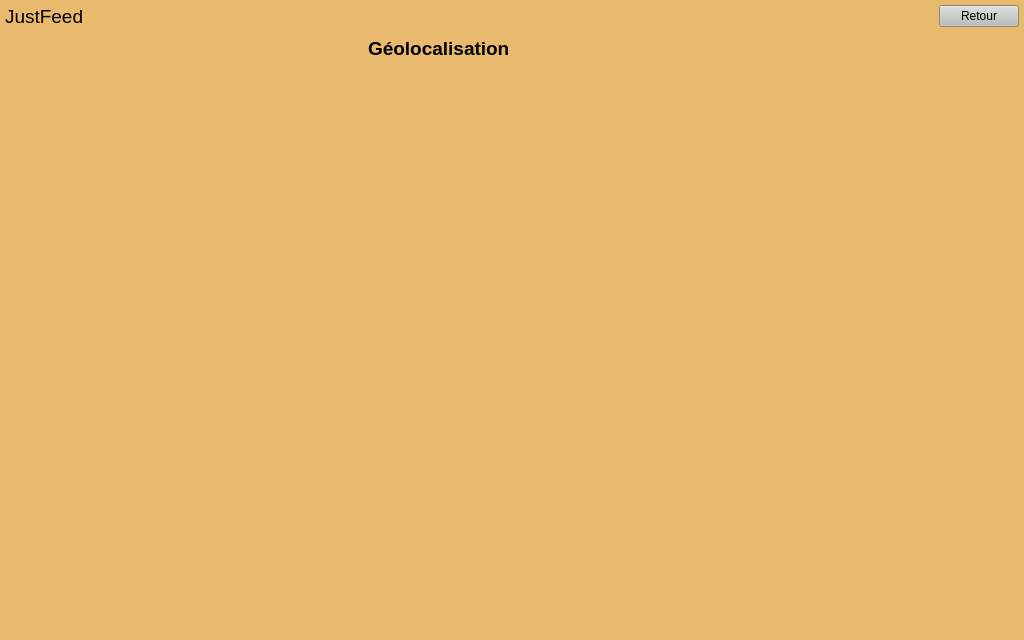
The window that just-feed/ihmjustfeed.ui (btssn-lasalle-84/just-feed-2022) describes before a commit, drawn with Qt 5.
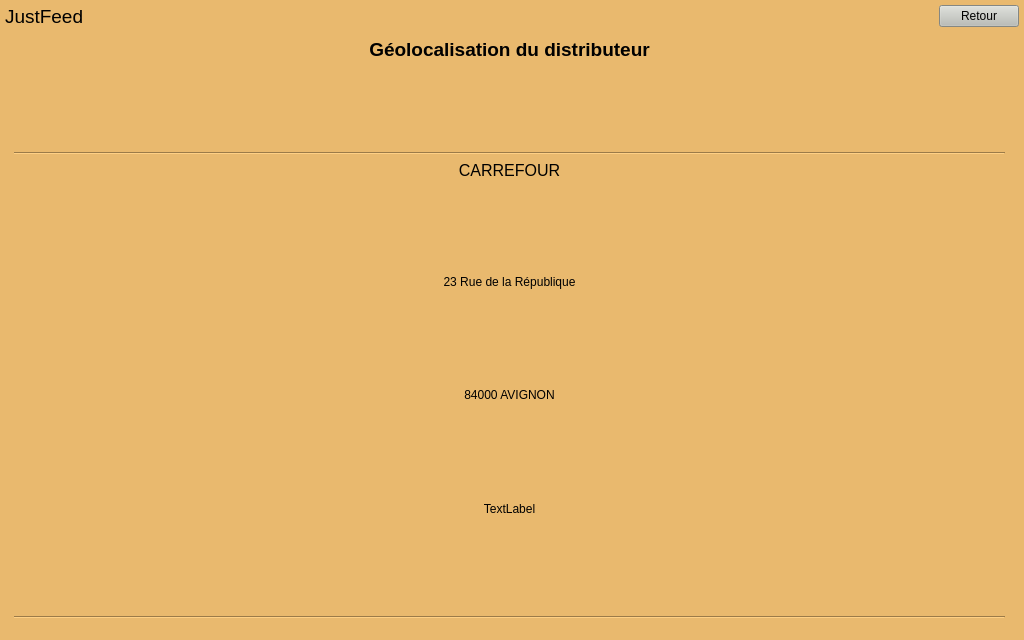
The same window after the commit. The open tabs and pages were chosen to show the change.

Commit message: JFEED22-10 Modifie la page intervention et la page géolocalisation

The edit to the form file:
```diff
--- a/just-feed/ihmjustfeed.ui
+++ b/just-feed/ihmjustfeed.ui
@@ -1493,25 +1493,111 @@
        </widget>
       </widget>
       <widget class="QWidget" name="pageGeolocalisation">
-       <widget class="QLabel" name="labelGeolocalisationDistributeur">
+       <widget class="QWidget" name="verticalLayoutWidget_2">
         <property name="geometry">
          <rect>
-          <x>363</x>
-          <y>9</y>
-          <width>151</width>
-          <height>22</height>
+          <x>9</x>
+          <y>10</y>
+          <width>991</width>
+          <height>581</height>
          </rect>
         </property>
-        <property name="font">
-         <font>
-          <pointsize>14</pointsize>
-          <weight>75</weight>
-          <bold>true</bold>
-         </font>
-        </property>
-        <property name="text">
-         <string>Géolocalisation</string>
-        </property>
+        <layout class="QVBoxLayout" name="verticalLayout_2">
+         <item>
+          <widget class="QLabel" name="labelGeolocalisation">
+           <property name="font">
+            <font>
+             <pointsize>14</pointsize>
+             <weight>75</weight>
+             <bold>true</bold>
+            </font>
+           </property>
+           <property name="text">
+            <string>Géolocalisation du distributeur</string>
+           </property>
+           <property name="alignment">
+            <set>Qt::AlignHCenter|Qt::AlignTop</set>
+           </property>
+          </widget>
+         </item>
+         <item>
+          <widget class="Line" name="lineTitreGeolocalisation">
+           <property name="orientation">
+            <enum>Qt::Horizontal</enum>
+           </property>
+          </widget>
+         </item>
+         <item>
+          <widget class="QLabel" name="labelNomGeolocalisation">
+           <property name="font">
+            <font>
+             <pointsize>12</pointsize>
+            </font>
+           </property>
+           <property name="text">
+            <string>CARREFOUR</string>
+           </property>
+           <property name="alignment">
+            <set>Qt::AlignHCenter|Qt::AlignTop</set>
+           </property>
+          </widget>
+         </item>
+         <item>
+          <widget class="QLabel" name="labelAdresseGeolocalisation">
+           <property name="text">
+            <string>23 Rue de la République</string>
+           </property>
+           <property name="alignment">
+            <set>Qt::AlignHCenter|Qt::AlignTop</set>
+           </property>
+          </widget>
+         </item>
+         <item>
+          <widget class="QLabel" name="labelVilleGeolocalisation">
+           <property name="text">
+            <string>84000 AVIGNON</string>
+           </property>
+           <property name="alignment">
+            <set>Qt::AlignHCenter|Qt::AlignTop</set>
+           </property>
+          </widget>
+         </item>
+         <item>
+          <widget class="QLabel" name="labelLatitudeLongitudeDistributeur">
+           <property name="minimumSize">
+            <size>
+             <width>0</width>
+             <height>0</height>
+            </size>
+           </property>
+           <property name="maximumSize">
+            <size>
+             <width>16777215</width>
+             <height>16777215</height>
+            </size>
+           </property>
+           <property name="sizeIncrement">
+            <size>
+             <width>0</width>
+             <height>0</height>
+            </size>
+           </property>
+           <property name="text">
+            <string>TextLabel</string>
+           </property>
+           <property name="alignment">
+            <set>Qt::AlignHCenter|Qt::AlignTop</set>
+           </property>
+          </widget>
+         </item>
+         <item>
+          <widget class="Line" name="lineDistributeurGeolocalisation">
+           <property name="orientation">
+            <enum>Qt::Horizontal</enum>
+           </property>
+          </widget>
+         </item>
+        </layout>
        </widget>
       </widget>
      </widget>
```
Left out of the diff: 147 changed lines with no effect on the pictures. The commit also changes 2 other files.
